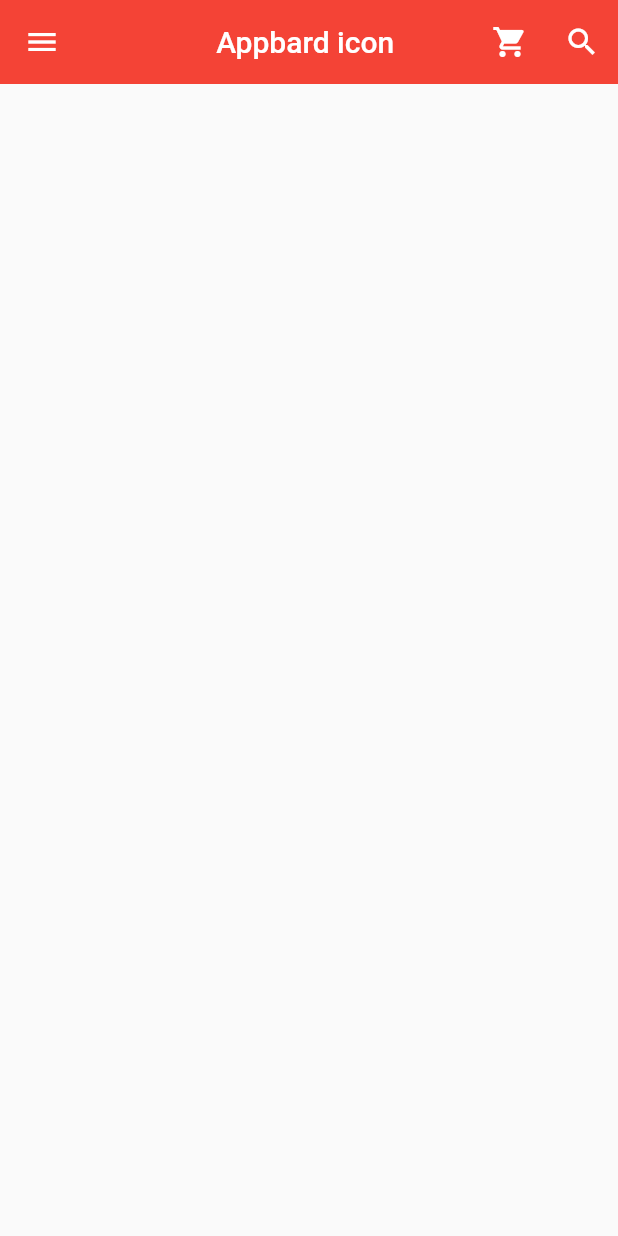
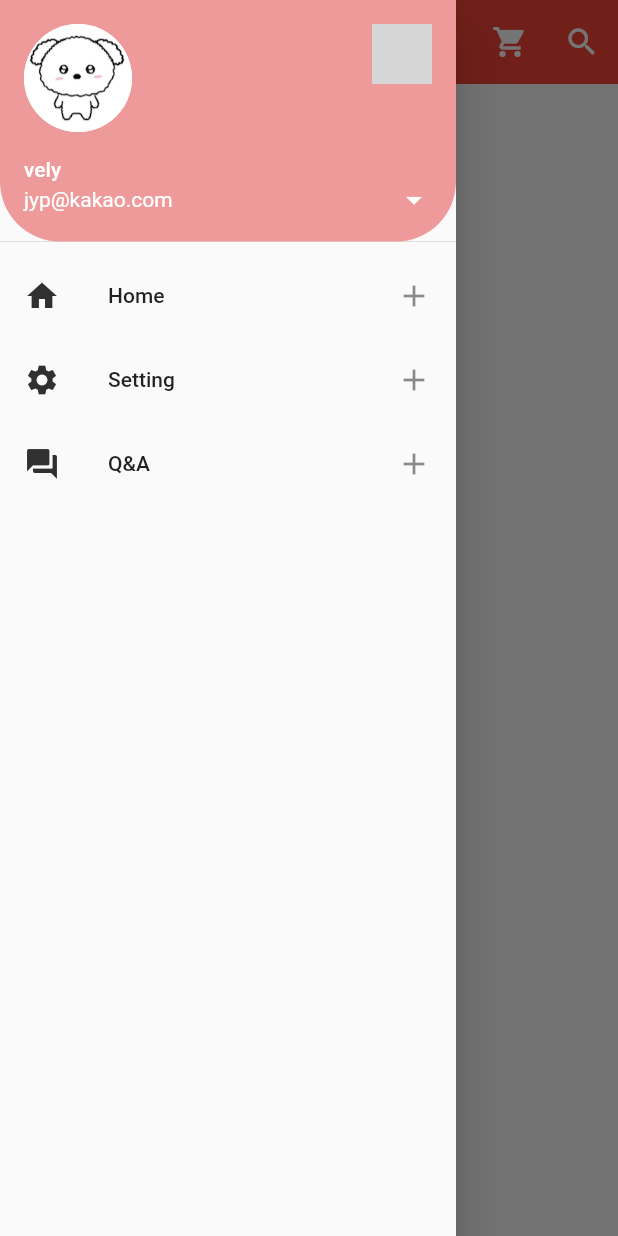
Before and after one commit to jyp90/App-TIL-Flutter, a Flutter app: the screen it shows after launch, with the side drawer open (before the commit the screen has no drawer), on a phone screen of 412 x 824 dp. Run offline on Flutter 3.47's test engine with Material 2 defaults, Android fonts, the phone set to English and light mode, and no system bars; grey boxes are pictures that could not be loaded.

Commit message:
feat: 폴딩된 내용중에 ListTile 을 사용하여 아이템 만들기

```diff
--- a/lib/main.dart
+++ b/lib/main.dart
@@ -47,6 +47,78 @@ class MyPage extends StatelessWidget {
           }),
         ],
       ),
+      drawer: Drawer(
+        child: ListView(
+          padding: EdgeInsets.zero,
+          children: <Widget>[
+            UserAccountsDrawerHeader(
+              currentAccountPicture: CircleAvatar(
+                backgroundImage: AssetImage('assets/vely.png'),
+                backgroundColor: Colors.white,
+              ),
+              otherAccountsPictures: <Widget>[
+                CircleAvatar(
+                  backgroundImage: AssetImage(
+                    'assets/roopy.png'
+                  ),
+                  backgroundColor: Colors.white,
+                ),
+                // CircleAvatar(
+                //   backgroundImage: AssetImage(
+                //       'assets/roopy.png'
+                //   ),
+                //   backgroundColor: Colors.white,
+                // ),
+              ],
+              accountName: Text('vely'),
+              accountEmail: Text('jyp@kakao.com'),
+              onDetailsPressed: () {
+                print('arrow is clicked');
+              },
+              decoration: BoxDecoration(
+                color: Colors.red[200],
+                borderRadius: BorderRadius.only(
+                  bottomLeft: Radius.circular(40.0),
+                  bottomRight: Radius.circular(40.0),
+                )
+              ),
+            ),
+            ListTile(
+              leading: Icon(Icons.home,
+              color: Colors.grey[850]),
+              title: Text(
+                'Home'
+              ),
+              onTap: (){
+                print('Home is clicked');
+              },
+              trailing: Icon(Icons.add),
+            ),
+            ListTile(
+              leading: Icon(Icons.settings,
+                  color: Colors.grey[850]),
+              title: Text(
+                  'Setting'
+              ),
+              onTap: (){
+                print('Home is clicked');
+              },
+              trailing: Icon(Icons.add),
+            ),
+            ListTile(
+              leading: Icon(Icons.question_answer,
+                  color: Colors.grey[850]),
+              title: Text(
+                  'Q&A'
+              ),
+              onTap: (){
+                print('Q&A is clicked');
+              },
+              trailing: Icon(Icons.add),
+            )
+          ]
+        )
+      ),
     );
   }
 
```
